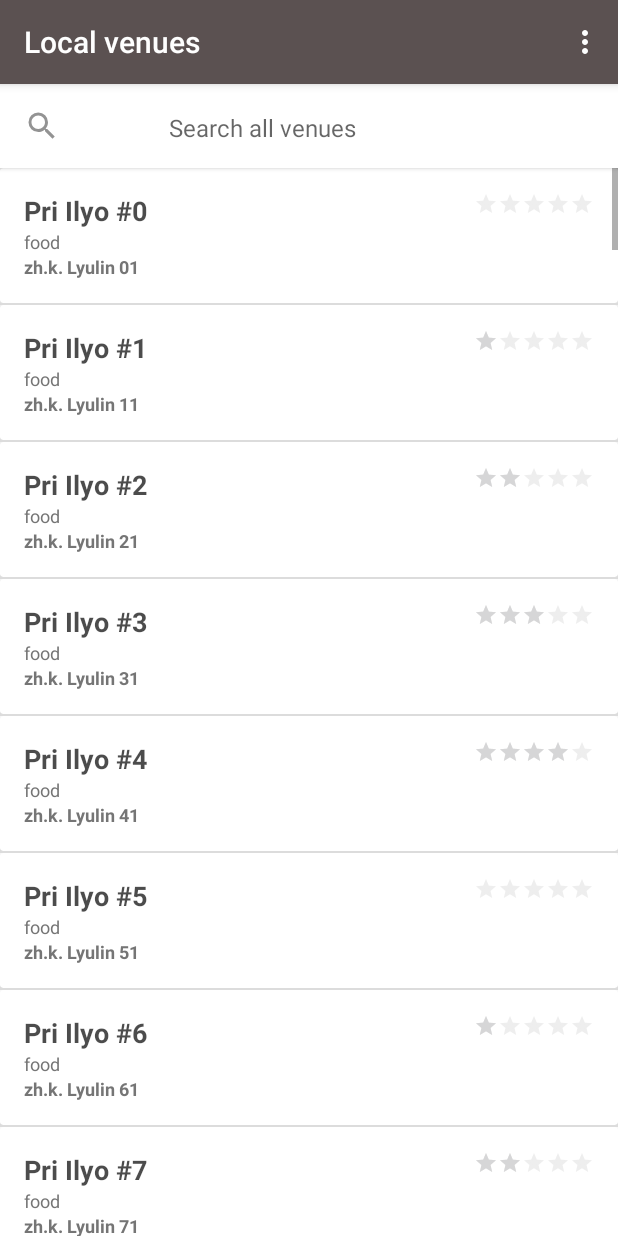
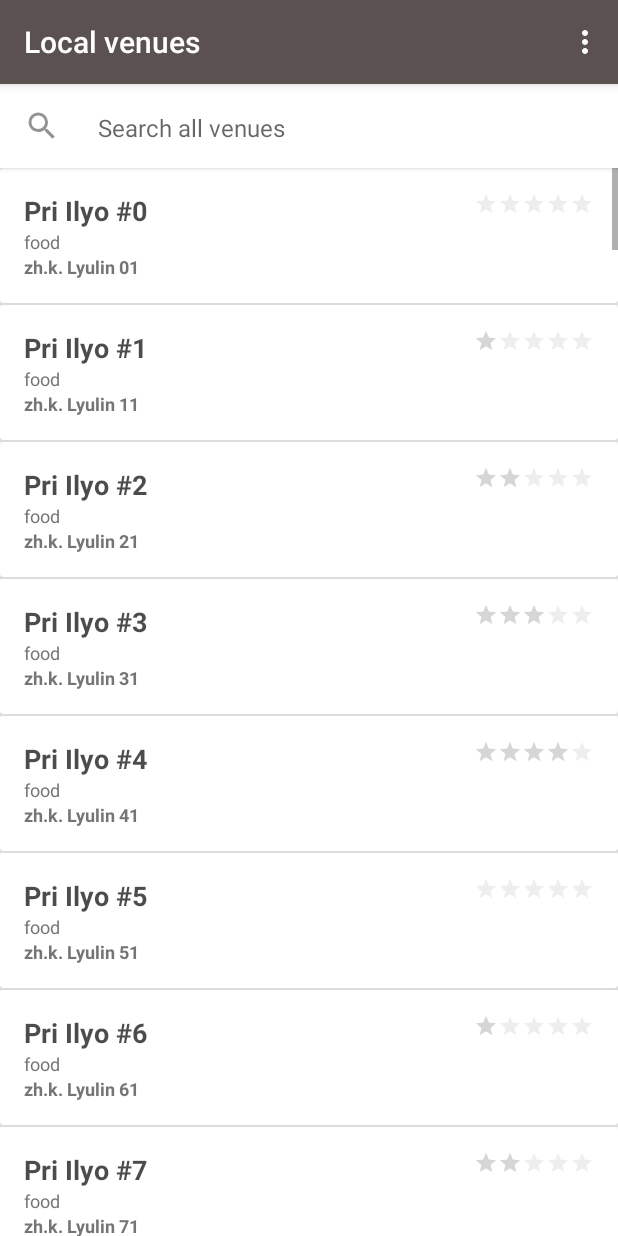
Before and after one commit to ilievv/meetup-android, an Android app: the SearchHeaderFragment screen opened directly, with no data from a screen before it, on a phone screen of 412 x 824 dp. Run offline under Robolectric (Android 15) with nearby library versions, the phone set to English and light mode, and no system bars; our stand-ins replace ButterKnife; libraries missing offline, so code that uses them is left out: com.mikepenz.fontawesome_typeface_library, com.mikepenz.google_material_typeface_library, com.mikepenz.materialdrawer; 6 statements that could not run were skipped.

Commit message:
minor changes

```diff
--- a/Meetup/Meetup/app/src/main/res/layout/fragment_search_header.xml
+++ b/Meetup/Meetup/app/src/main/res/layout/fragment_search_header.xml
@@ -20,15 +20,15 @@
     <AutoCompleteTextView
             android:id="@+id/et_search"
             style="@style/AppTheme.AutoCompleteTextView"
-            android:ems="10"
             android:maxLines="1"
             android:singleLine="true"
+            android:textSize="16sp"
             android:hint="@string/search"
-            android:layout_width="wrap_content"
+            android:layout_width="match_parent"
             android:layout_height="wrap_content"
+            android:layout_marginStart="25dp"
             android:background="@android:color/transparent"
             android:layout_alignBottom="@+id/ic_search"
-            android:textSize="16sp"
-            android:layout_centerHorizontal="true"/>
+            android:layout_toRightOf="@+id/ic_search"/>
 
 </RelativeLayout>
```
